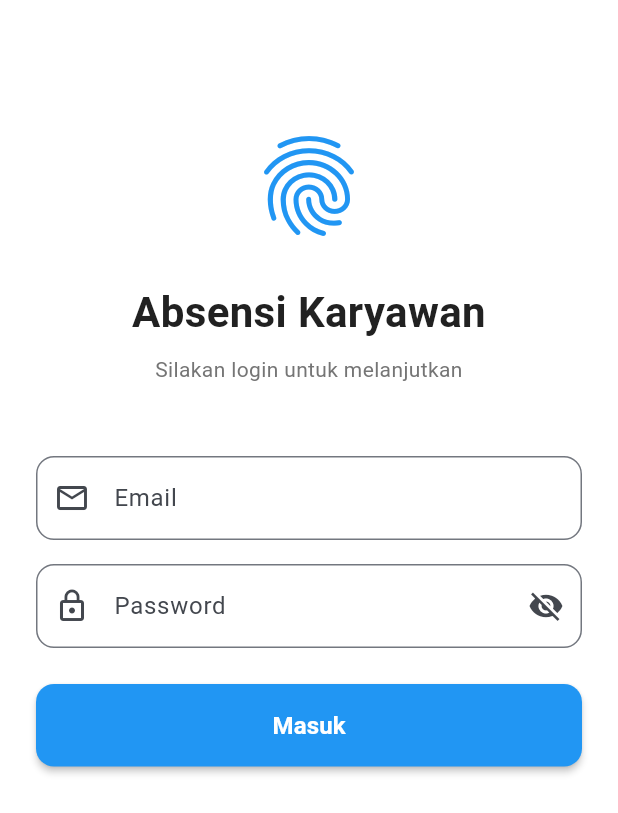
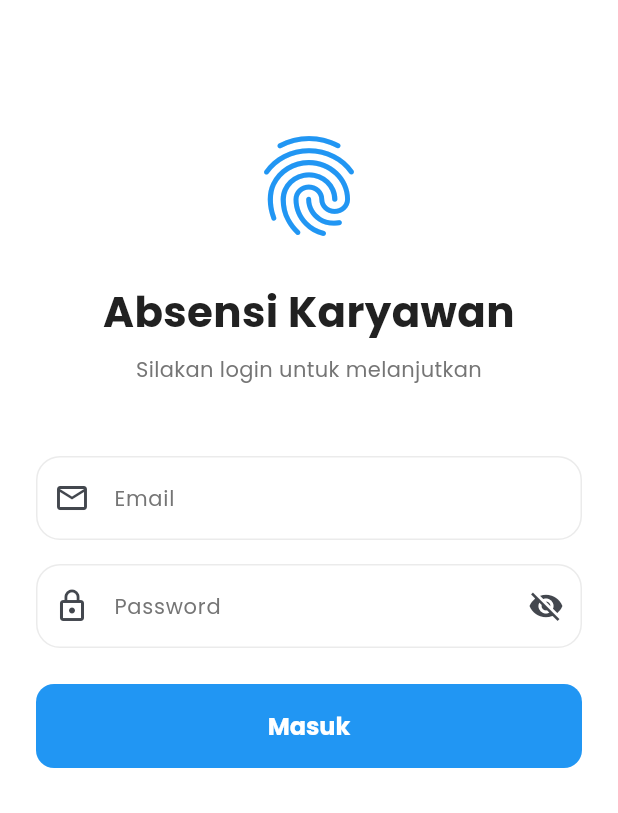
Before and after one commit to aleedoe/z-p-s6-v1, a Flutter app: the screen it shows after launch, on a phone screen of 412 x 824 dp. Shown: the top 813 px of the screen. Run offline on Flutter 3.47's test engine with Material 3 defaults, Android fonts, the phone set to English and light mode, and no system bars; our stand-ins replace dio, google_fonts, shared_preferences; missing offline and left inert: mobile_scanner; accounts and stored records are empty.

Commit message:
update main

```diff
--- a/frontend/mobile/lib/main.dart
+++ b/frontend/mobile/lib/main.dart
@@ -1,5 +1,6 @@
 import 'package:flutter/material.dart';
 import 'package:provider/provider.dart';
+import 'package:google_fonts/google_fonts.dart';
 import 'core/constants/colors.dart';
 import 'core/constants/strings.dart';
 import 'presentation/providers/auth_provider.dart';
@@ -34,24 +35,164 @@
             seedColor: AppColors.primary,
             primary: AppColors.primary,
             secondary: AppColors.secondary,
+            surface: AppColors.surface,
+            background: AppColors.background,
           ),
           useMaterial3: true,
           scaffoldBackgroundColor: AppColors.background,
-          appBarTheme: const AppBarTheme(centerTitle: true, elevation: 0),
-          cardTheme: CardThemeData(
-            elevation: 2,
-            shape: RoundedRectangleBorder(
-              borderRadius: BorderRadius.circular(12),
+
+          // Typography - Modern Poppins/Inter Style
+          textTheme: GoogleFonts.poppinsTextTheme(
+            ThemeData.light().textTheme,
+          ).copyWith(
+            displayLarge: GoogleFonts.poppins(
+              fontSize: 32,
+              fontWeight: FontWeight.bold,
+              color: AppColors.textPrimary,
+            ),
+            displayMedium: GoogleFonts.poppins(
+              fontSize: 28,
+              fontWeight: FontWeight.bold,
+              color: AppColors.textPrimary,
+            ),
+            displaySmall: GoogleFonts.poppins(
+              fontSize: 24,
+              fontWeight: FontWeight.w600,
+              color: AppColors.textPrimary,
+            ),
+            titleLarge: GoogleFonts.poppins(
+              fontSize: 20,
+              fontWeight: FontWeight.w600,
+              color: AppColors.textPrimary,
+            ),
+            titleMedium: GoogleFonts.poppins(
+              fontSize: 16,
+              fontWeight: FontWeight.w500,
+              color: AppColors.textPrimary,
+            ),
+            bodyLarge: GoogleFonts.poppins(
+              fontSize: 16,
+              fontWeight: FontWeight.normal,
+              color: AppColors.textPrimary,
+            ),
+            bodyMedium: GoogleFonts.poppins(
+              fontSize: 14,
+              fontWeight: FontWeight.normal,
+              color: AppColors.textPrimary,
+            ),
+            bodySmall: GoogleFonts.poppins(
+              fontSize: 12,
+              fontWeight: FontWeight.normal,
+              color: AppColors.textSecondary,
             ),
           ),
+
+          // AppBar Theme
+          appBarTheme: AppBarTheme(
+            centerTitle: true,
+            elevation: 0,
+            backgroundColor: Colors.transparent,
+            surfaceTintColor: Colors.transparent,
+            titleTextStyle: GoogleFonts.poppins(
+              fontSize: 18,
+              fontWeight: FontWeight.w600,
+              color: AppColors.textPrimary,
+            ),
+            iconTheme: const IconThemeData(color: AppColors.textPrimary),
+          ),
+
+          // Card Theme - Modern with soft shadow
+          cardTheme: CardThemeData(
+            elevation: 0,
+            shadowColor: Colors.black.withOpacity(0.08),
+            shape: RoundedRectangleBorder(
+              borderRadius: BorderRadius.circular(20),
+            ),
+            color: AppColors.surface,
+            margin: EdgeInsets.zero,
+          ),
+
+          // Elevated Button Theme - Modern rounded
           elevatedButtonTheme: ElevatedButtonThemeData(
             style: ElevatedButton.styleFrom(
-              elevation: 2,
-              padding: const EdgeInsets.symmetric(horizontal: 24, vertical: 12),
+              elevation: 0,
+              shadowColor: Colors.transparent,
+              padding: const EdgeInsets.symmetric(horizontal: 32, vertical: 16),
               shape: RoundedRectangleBorder(
-                borderRadius: BorderRadius.circular(12),
+                borderRadius: BorderRadius.circular(16),
+              ),
+              backgroundColor: AppColors.primary,
+              foregroundColor: Colors.white,
+              textStyle: GoogleFonts.poppins(
+                fontSize: 15,
+                fontWeight: FontWeight.w600,
               ),
             ),
+          ),
+
+          // Input Decoration Theme
+          inputDecorationTheme: InputDecorationTheme(
+            filled: true,
+            fillColor: AppColors.surface,
+            contentPadding: const EdgeInsets.symmetric(
+              horizontal: 20,
+              vertical: 16,
+            ),
+            border: OutlineInputBorder(
+              borderRadius: BorderRadius.circular(16),
+              borderSide: BorderSide(color: AppColors.divider.withOpacity(0.3)),
+            ),
+            enabledBorder: OutlineInputBorder(
+              borderRadius: BorderRadius.circular(16),
+              borderSide: BorderSide(color: AppColors.divider.withOpacity(0.3)),
+            ),
+            focusedBorder: OutlineInputBorder(
+              borderRadius: BorderRadius.circular(16),
+              borderSide: BorderSide(color: AppColors.primary, width: 2),
+            ),
+            errorBorder: OutlineInputBorder(
+              borderRadius: BorderRadius.circular(16),
+              borderSide: BorderSide(color: AppColors.error, width: 1),
+            ),
+            focusedErrorBorder: OutlineInputBorder(
+              borderRadius: BorderRadius.circular(16),
+              borderSide: BorderSide(color: AppColors.error, width: 2),
+            ),
+            labelStyle: GoogleFonts.poppins(
+              fontSize: 14,
+              color: AppColors.textSecondary,
+            ),
+            hintStyle: GoogleFonts.poppins(
+              fontSize: 14,
+              color: AppColors.textSecondary.withOpacity(0.6),
+            ),
+          ),
+
+          // FloatingActionButton Theme
+          floatingActionButtonTheme: FloatingActionButtonThemeData(
+            elevation: 4,
+            backgroundColor: AppColors.primary,
+            foregroundColor: Colors.white,
+            shape: RoundedRectangleBorder(
+              borderRadius: BorderRadius.circular(20),
+            ),
+          ),
+
+          // Bottom Navigation Bar Theme
+          bottomNavigationBarTheme: BottomNavigationBarThemeData(
+            backgroundColor: AppColors.surface,
+            selectedItemColor: AppColors.primary,
+            unselectedItemColor: AppColors.textSecondary,
+            selectedLabelStyle: GoogleFonts.poppins(
+              fontSize: 12,
+              fontWeight: FontWeight.w600,
+            ),
+            unselectedLabelStyle: GoogleFonts.poppins(
+              fontSize: 12,
+              fontWeight: FontWeight.normal,
+            ),
+            type: BottomNavigationBarType.fixed,
+            elevation: 8,
           ),
         ),
         home: const SplashPage(),
--- a/frontend/mobile/pubspec.yaml
+++ b/frontend/mobile/pubspec.yaml
@@ -49,7 +49,6 @@ dependencies:
   # UI
   intl: ^0.18.1
   google_fonts: ^6.1.0
-  mobile_scanner: ^3.5.5
 
 dev_dependencies:
   flutter_test:
```
Also changed, not shown: frontend/mobile/pubspec.lock.
